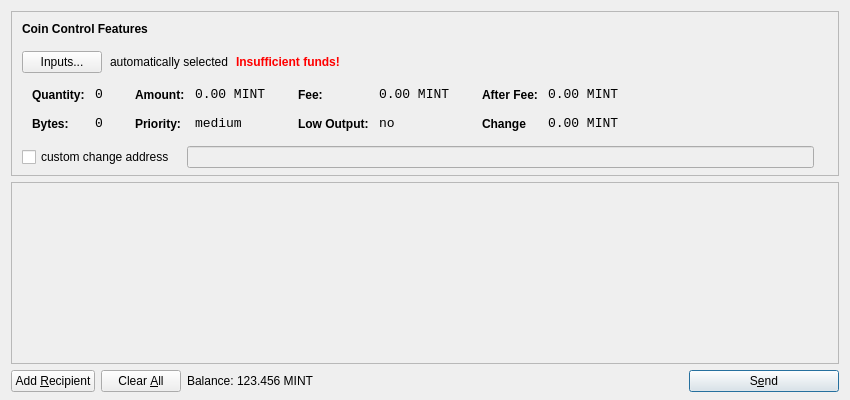
Qt form src/qt/forms/sendcoinsdialog.ui (CryptoHelp/PreminePlus) before a commit.
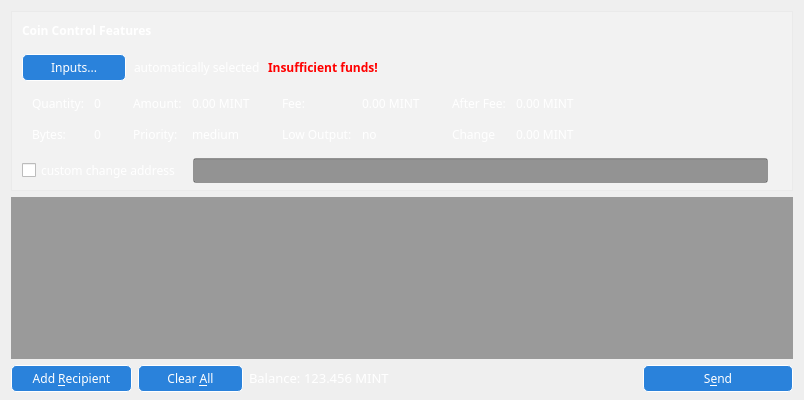
The same form after that commit. Icons and pictures are not drawn.

```diff
--- a/src/qt/forms/sendcoinsdialog.ui
+++ b/src/qt/forms/sendcoinsdialog.ui
@@ -6,13 +6,28 @@
    <rect>
     <x>0</x>
     <y>0</y>
-    <width>850</width>
+    <width>800</width>
     <height>400</height>
    </rect>
   </property>
+  <property name="sizePolicy">
+   <sizepolicy hsizetype="Fixed" vsizetype="Fixed">
+    <horstretch>0</horstretch>
+    <verstretch>0</verstretch>
+   </sizepolicy>
+  </property>
+  <property name="maximumSize">
+   <size>
+    <width>831</width>
+    <height>16777215</height>
+   </size>
+  </property>
   <property name="windowTitle">
    <string>Send Coins</string>
   </property>
+  <property name="styleSheet">
+   <string notr="true">background:url(:/images/ccontrol) bottom;font-family:impact;color:white;</string>
+  </property>
   <layout class="QVBoxLayout" name="verticalLayout" stretch="0,1,0">
    <property name="bottomMargin">
     <number>8</number>
@@ -27,10 +42,13 @@
      </property>
      <property name="maximumSize">
       <size>
-       <width>16777215</width>
+       <width>782</width>
        <height>16777215</height>
       </size>
      </property>
+     <property name="styleSheet">
+      <string notr="true">background:rgba(255,255,255,50);font-size:12px</string>
+     </property>
      <property name="frameShape">
       <enum>QFrame::StyledPanel</enum>
      </property>
@@ -39,7 +57,7 @@
      </property>
      <layout class="QVBoxLayout" name="verticalLayoutCoinControl2">
       <property name="spacing">
-       <number>-1</number>
+       <number>6</number>
       </property>
       <property name="leftMargin">
        <number>0</number>
@@ -79,12 +97,14 @@
             </property>
             <property name="font">
              <font>
+              <family>impact</family>
+              <pointsize>-1</pointsize>
               <weight>75</weight>
               <bold>true</bold>
              </font>
             </property>
             <property name="styleSheet">
-             <string notr="true">font-weight:bold;</string>
+             <string notr="true">background:none;font-weight:bold;</string>
             </property>
             <property name="text">
              <string>Coin Control Features</string>
@@ -104,7 +124,7 @@
           <item>
            <widget class="QPushButton" name="pushButtonCoinControl">
             <property name="styleSheet">
-             <string notr="true"/>
+             <string notr="true">background: #2a82db; color: white; border-radius: 5px; padding:4px 28px;border:1px solid white;</string>
             </property>
             <property name="text">
              <string>Inputs...</string>
@@ -113,6 +133,15 @@
           </item>
           <item>
            <widget class="QLabel" name="labelCoinControlAutomaticallySelected">
+            <property name="font">
+             <font>
+              <family>impact</family>
+              <pointsize>-1</pointsize>
+             </font>
+            </property>
+            <property name="styleSheet">
+             <string notr="true">background:none;</string>
+            </property>
             <property name="text">
              <string>automatically selected</string>
             </property>
@@ -125,12 +154,14 @@
            <widget class="QLabel" name="labelCoinControlInsuffFunds">
             <property name="font">
              <font>
+              <family>impact</family>
+              <pointsize>-1</pointsize>
               <weight>75</weight>
               <bold>true</bold>
              </font>
             </property>
             <property name="styleSheet">
-             <string notr="true">color:red;font-weight:bold;</string>
+             <string notr="true">color:red;font-weight:bold;background:none;</string>
             </property>
             <property name="text">
              <string>Insufficient funds!</string>
@@ -170,7 +201,7 @@
            </size>
           </property>
           <property name="styleSheet">
-           <string notr="true"/>
+           <string notr="true">background:none;</string>
           </property>
           <layout class="QHBoxLayout" name="horizontalLayoutCoinControl5">
            <property name="margin">
@@ -207,7 +238,7 @@
                <item row="0" column="0">
                 <widget class="QLabel" name="labelCoinControlQuantityText">
                  <property name="styleSheet">
-                  <string notr="true">font-weight:bold;</string>
+                  <string notr="true">background:none;</string>
                  </property>
                  <property name="text">
                   <string>Quantity:</string>
@@ -221,8 +252,8 @@
                 <widget class="QLabel" name="labelCoinControlQuantity">
                  <property name="font">
                   <font>
-                   <family>Monospace</family>
-                   <pointsize>10</pointsize>
+                   <family>impact</family>
+                   <pointsize>-1</pointsize>
                   </font>
                  </property>
                  <property name="cursor">
@@ -231,6 +262,9 @@
                  <property name="contextMenuPolicy">
                   <enum>Qt::ActionsContextMenu</enum>
                  </property>
+                 <property name="styleSheet">
+                  <string notr="true">background:none;</string>
+                 </property>
                  <property name="text">
                   <string>0</string>
                  </property>
@@ -245,7 +279,7 @@
                <item row="1" column="0">
                 <widget class="QLabel" name="labelCoinControlBytesText">
                  <property name="styleSheet">
-                  <string notr="true">font-weight:bold;</string>
+                  <string notr="true">background:none;</string>
                  </property>
                  <property name="text">
                   <string>Bytes:</string>
@@ -256,8 +290,8 @@
                 <widget class="QLabel" name="labelCoinControlBytes">
                  <property name="font">
                   <font>
-                   <family>Monospace</family>
-                   <pointsize>10</pointsize>
+                   <family>impact</family>
+                   <pointsize>-1</pointsize>
                   </font>
                  </property>
                  <property name="cursor">
@@ -266,6 +300,9 @@
                  <property name="contextMenuPolicy">
                   <enum>Qt::ActionsContextMenu</enum>
                  </property>
+                 <property name="styleSheet">
+                  <string notr="true">background:none;</string>
+                 </property>
                  <property name="text">
                   <string>0</string>
                  </property>
@@ -296,7 +333,7 @@
                <item row="0" column="0">
                 <widget class="QLabel" name="labelCoinControlAmountText">
                  <property name="styleSheet">
-                  <string notr="true">font-weight:bold;</string>
+                  <string notr="true">background:none;</string>
                  </property>
                  <property name="text">
                   <string>Amount:</string>
@@ -310,8 +347,8 @@
                 <widget class="QLabel" name="labelCoinControlAmount">
                  <property name="font">
                   <font>
-                   <family>Monospace</family>
-                   <pointsize>10</pointsize>
+                   <family>impact</family>
+                   <pointsize>-1</pointsize>
                   </font>
                  </property>
                  <property name="cursor">
@@ -320,6 +357,9 @@
                  <property name="contextMenuPolicy">
                   <enum>Qt::ActionsContextMenu</enum>
                  </property>
+                 <property name="styleSheet">
+                  <string notr="true">background:none;</string>
+                 </property>
                  <property name="text">
                   <string>0.00 MINT</string>
                  </property>
@@ -331,7 +371,7 @@
                <item row="1" column="0">
                 <widget class="QLabel" name="labelCoinControlPriorityText">
                  <property name="styleSheet">
-                  <string notr="true">font-weight:bold;</string>
+                  <string notr="true">background:none;</string>
                  </property>
                  <property name="text">
                   <string>Priority:</string>
@@ -342,8 +382,8 @@
                 <widget class="QLabel" name="labelCoinControlPriority">
                  <property name="font">
                   <font>
-                   <family>Monospace</family>
-                   <pointsize>10</pointsize>
+                   <family>impact</family>
+                   <pointsize>-1</pointsize>
                   </font>
                  </property>
                  <property name="cursor">
@@ -352,6 +392,9 @@
                  <property name="contextMenuPolicy">
                   <enum>Qt::ActionsContextMenu</enum>
                  </property>
+                 <property name="styleSheet">
+                  <string notr="true">background:none;</string>
+                 </property>
                  <property name="text">
                   <string>medium</string>
                  </property>
@@ -382,7 +425,7 @@
                <item row="0" column="0">
                 <widget class="QLabel" name="labelCoinControlFeeText">
                  <property name="styleSheet">
-                  <string notr="true">font-weight:bold;</string>
+                  <string notr="true">background:none;</string>
                  </property>
                  <property name="text">
                   <string>Fee:</string>
@@ -396,8 +439,8 @@
                 <widget class="QLabel" name="labelCoinControlFee">
                  <property name="font">
                   <font>
-                   <family>Monospace</family>
-                   <pointsize>10</pointsize>
+                   <family>impact</family>
+                   <pointsize>-1</pointsize>
                   </font>
                  </property>
                  <property name="cursor">
@@ -406,6 +449,9 @@
                  <property name="contextMenuPolicy">
                   <enum>Qt::ActionsContextMenu</enum>
                  </property>
+                 <property name="styleSheet">
+                  <string notr="true">background:none;</string>
+                 </property>
                  <property name="text">
                   <string>0.00 MINT</string>
                  </property>
@@ -417,7 +463,7 @@
                <item row="1" column="0">
                 <widget class="QLabel" name="labelCoinControlLowOutputText">
                  <property name="styleSheet">
-                  <string notr="true">font-weight:bold;</string>
+                  <string notr="true">background:none;</string>
                  </property>
                  <property name="text">
                   <string>Low Output:</string>
@@ -428,8 +474,8 @@
                 <widget class="QLabel" name="labelCoinControlLowOutput">
                  <property name="font">
                   <font>
-                   <family>Monospace</family>
-                   <pointsize>10</pointsize>
+                   <family>impact</family>
+                   <pointsize>-1</pointsize>
                   </font>
                  </property>
                  <property name="cursor">
@@ -438,6 +484,9 @@
                  <property name="contextMenuPolicy">
                   <enum>Qt::ActionsContextMenu</enum>
                  </property>
+                 <property name="styleSheet">
+                  <string notr="true">background:none;</string>
+                 </property>
                  <property name="text">
                   <string>no</string>
                  </property>
@@ -468,7 +517,7 @@
                <item row="0" column="0">
                 <widget class="QLabel" name="labelCoinControlAfterFeeText">
                  <property name="styleSheet">
-                  <string notr="true">font-weight:bold;</string>
+                  <string notr="true">background:none;</string>
                  </property>
                  <property name="text">
                   <string>After Fee:</string>
@@ -482,8 +531,8 @@
                 <widget class="QLabel" name="labelCoinControlAfterFee">
                  <property name="font">
                   <font>
-                   <family>Monospace</family>
-                   <pointsize>10</pointsize>
+                   <family>impact</family>
+                   <pointsize>-1</pointsize>
                   </font>
                  </property>
                  <property name="cursor">
@@ -492,6 +541,9 @@
                  <property name="contextMenuPolicy">
                   <enum>Qt::ActionsContextMenu</enum>
                  </property>
+                 <property name="styleSheet">
+                  <string notr="true">background:none;</string>
+                 </property>
                  <property name="text">
                   <string>0.00 MINT</string>
                  </property>
@@ -503,7 +555,7 @@
                <item row="1" column="0">
                 <widget class="QLabel" name="labelCoinControlChangeText">
                  <property name="styleSheet">
-                  <string notr="true">font-weight:bold;</string>
+                  <string notr="true">background:none;</string>
                  </property>
                  <property name="text">
                   <string>Change</string>
@@ -514,8 +566,8 @@
                 <widget class="QLabel" name="labelCoinControlChange">
                  <property name="font">
                   <font>
-                   <family>Monospace</family>
-                   <pointsize>10</pointsize>
+                   <family>impact</family>
+                   <pointsize>-1</pointsize>
                   </font>
                  </property>
                  <property name="cursor">
@@ -524,6 +576,9 @@
                  <property name="contextMenuPolicy">
                   <enum>Qt::ActionsContextMenu</enum>
                  </property>
+                 <property name="styleSheet">
+                  <string notr="true">background:none;</string>
+                 </property>
                  <property name="text">
                   <string>0.00 MINT</string>
                  </property>
@@ -555,6 +610,9 @@
           </property>
           <item>
            <widget class="QCheckBox" name="checkBoxCoinControlChange">
+            <property name="styleSheet">
+             <string notr="true">background:none;</string>
+            </property>
             <property name="text">
              <string>custom change address</string>
             </property>
@@ -571,6 +629,9 @@
               <verstretch>0</verstretch>
              </sizepolicy>
             </property>
+            <property name="styleSheet">
+             <string notr="true">background:rgba(0,0,0,100);</string>
+            </property>
            </widget>
           </item>
           <item>
@@ -587,6 +648,9 @@
               <height>0</height>
              </size>
             </property>
+            <property name="styleSheet">
+             <string notr="true">background:none;</string>
+            </property>
             <property name="text">
              <string/>
             </property>
@@ -617,6 +681,9 @@
    </item>
    <item>
     <widget class="QScrollArea" name="scrollArea">
+     <property name="styleSheet">
+      <string notr="true">background:rgba(0,0,0,50);</string>
+     </property>
      <property name="widgetResizable">
       <bool>true</bool>
      </property>
@@ -625,10 +692,25 @@
        <rect>
         <x>0</x>
         <y>0</y>
-        <width>830</width>
-        <height>165</height>
+        <width>780</width>
+        <height>162</height>
        </rect>
       </property>
+      <property name="sizePolicy">
+       <sizepolicy hsizetype="Preferred" vsizetype="Preferred">
+        <horstretch>0</horstretch>
+        <verstretch>0</verstretch>
+       </sizepolicy>
+      </property>
+      <property name="maximumSize">
+       <size>
+        <width>800</width>
+        <height>300</height>
+       </size>
+      </property>
+      <property name="styleSheet">
+       <string notr="true"/>
+      </property>
       <layout class="QVBoxLayout" name="verticalLayout_2">
        <property name="margin">
         <number>0</number>
@@ -664,6 +746,9 @@
        <property name="toolTip">
         <string>Send to multiple recipients at once</string>
        </property>
+       <property name="styleSheet">
+        <string notr="true">background: #2a82db; color: white; border-radius: 5px; padding:4px 20px;border:1px solid white;</string>
+       </property>
        <property name="text">
         <string>Add &amp;Recipient</string>
        </property>
@@ -687,6 +772,9 @@
        <property name="toolTip">
         <string>Remove all transaction fields</string>
        </property>
+       <property name="styleSheet">
+        <string notr="true">background: #2a82db; color: white; border-radius: 5px; padding:4px 28px;border:1px solid white;</string>
+       </property>
        <property name="text">
         <string>Clear &amp;All</string>
        </property>
@@ -715,6 +803,15 @@
            <verstretch>0</verstretch>
           </sizepolicy>
          </property>
+         <property name="font">
+          <font>
+           <family>impact</family>
+           <pointsize>10</pointsize>
+          </font>
+         </property>
+         <property name="styleSheet">
+          <string notr="true">background:none;</string>
+         </property>
          <property name="text">
           <string>Balance:</string>
          </property>
@@ -728,9 +825,18 @@
            <verstretch>0</verstretch>
           </sizepolicy>
          </property>
+         <property name="font">
+          <font>
+           <family>impact</family>
+           <pointsize>10</pointsize>
+          </font>
+         </property>
          <property name="cursor">
           <cursorShape>IBeamCursor</cursorShape>
          </property>
+         <property name="styleSheet">
+          <string notr="true">background:none;</string>
+         </property>
          <property name="text">
           <string>123.456 MINT</string>
          </property>
@@ -765,6 +871,9 @@
        <property name="toolTip">
         <string>Confirm the send action</string>
        </property>
+       <property name="styleSheet">
+        <string notr="true">background: #2a82db; color: white; border-radius: 5px; padding:4px 28px;border:1px solid white;</string>
+       </property>
        <property name="text">
         <string>S&amp;end</string>
        </property>
```
